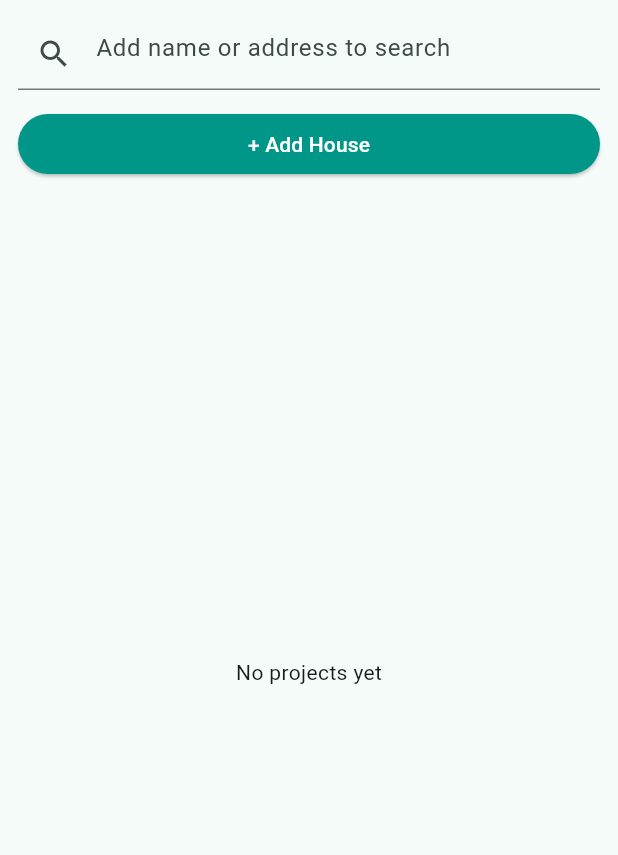
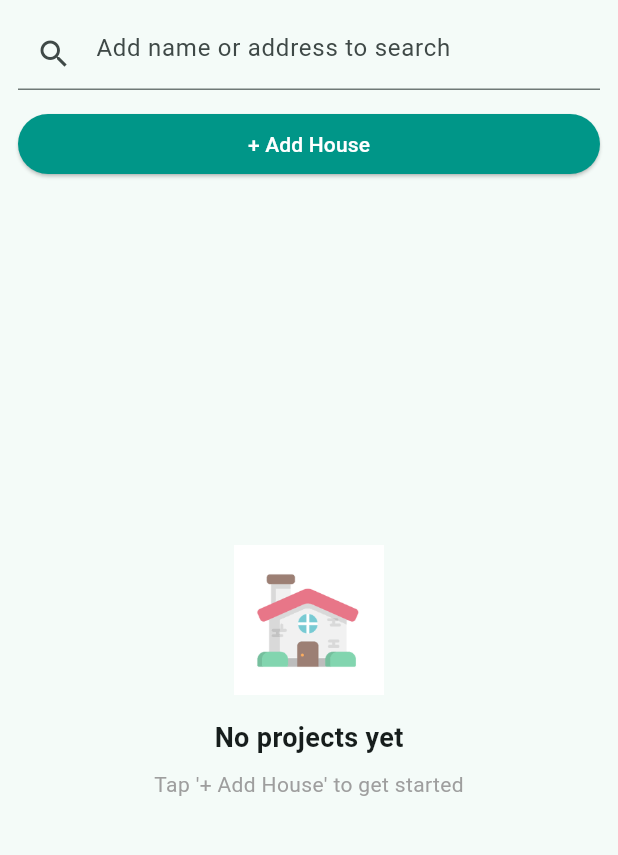
Before and after one commit to hasinigayathri/kit721_assignment4, a Flutter app: the screen it shows after launch, on a phone screen of 412 x 824 dp, the part 84-939 px from its top. Run offline on Flutter 3.47's test engine with Material 3 defaults, Android fonts, the phone set to English and light mode, and no system bars; our stand-ins replace cloud_firestore, firebase_core, image_picker, share_plus; accounts and stored records are empty.

Commit message:
Commit house list empty state screen changes

```diff
--- a/lib/main.dart
+++ b/lib/main.dart
@@ -138,7 +138,27 @@ class _HouseListScreenState extends State<HouseListScreen> {
             child: houseModel.loading
                 ? const Center(child: CircularProgressIndicator())
                 : filtered.isEmpty
-                ? const Center(child: Text('No projects yet'))
+                ? Center(
+              child: Column(
+                mainAxisAlignment: MainAxisAlignment.center,
+                children: [
+                  Image.asset(
+                    'assets/houseEmptyState.png',
+                    height: 100,
+                    color: Colors.white,
+                    colorBlendMode: BlendMode.multiply,
+                  ),
+                  const SizedBox(height: 16),
+                  const Text('No projects yet',
+                      style: TextStyle(
+                          fontWeight: FontWeight.bold,
+                          fontSize: 18)),
+                  const SizedBox(height: 8),
+                  const Text("Tap '+ Add House' to get started",
+                      style: TextStyle(color: Colors.grey)),
+                ],
+              ),
+            )
                 : ListView.builder(
               itemCount: filtered.length,
               itemBuilder: (context, index) {
@@ -168,7 +188,8 @@ class _HouseListScreenState extends State<HouseListScreen> {
                                     style: const TextStyle(
                                         fontWeight: FontWeight.bold,
                                         fontSize: 16)),
-                                Text('${house.address}, ${house.suburb}'),
+                                Text(
+                                    '${house.address}, ${house.suburb}'),
                                 const Text('Tap to view rooms',
                                     style: TextStyle(
                                         color: Colors.grey,
@@ -195,16 +216,14 @@ class _HouseListScreenState extends State<HouseListScreen> {
                               showDialog(
                                 context: context,
                                 builder: (_) => AlertDialog(
-                                  title:
-                                  const Text('Delete House'),
+                                  title: const Text('Delete House'),
                                   content: Text(
                                       'Are you sure you want to delete ${house.customerName}\'s house? This cannot be undone.'),
                                   actions: [
                                     TextButton(
                                       onPressed: () =>
                                           Navigator.pop(context),
-                                      child:
-                                      const Text('Cancel'),
+                                      child: const Text('Cancel'),
                                     ),
                                     TextButton(
                                       onPressed: () {
@@ -217,8 +236,7 @@ class _HouseListScreenState extends State<HouseListScreen> {
                                       style: TextButton.styleFrom(
                                           foregroundColor:
                                           Colors.red),
-                                      child:
-                                      const Text('Delete'),
+                                      child: const Text('Delete'),
                                     ),
                                   ],
                                 ),
```
Also changed, not shown: assets/houseEmptyState.png (added).
